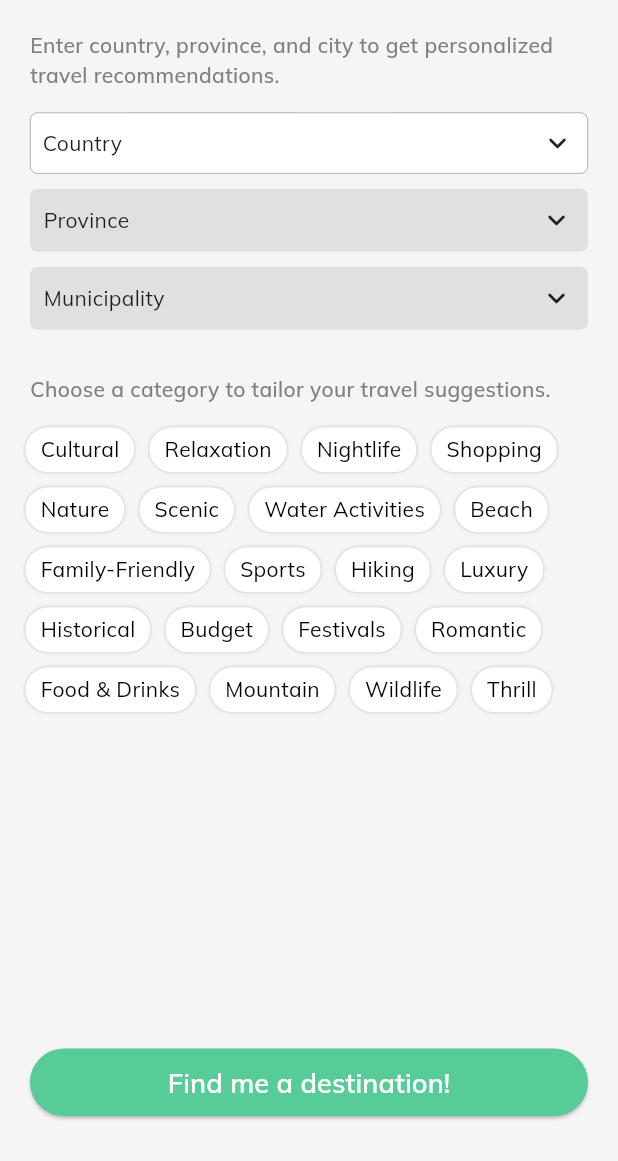
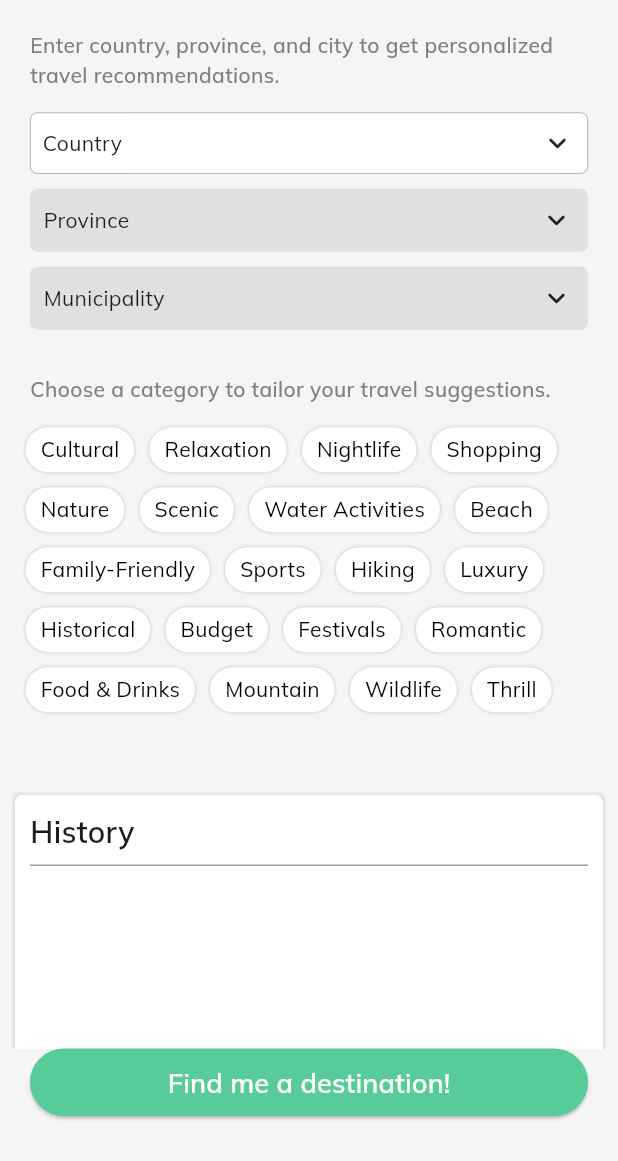
Before and after one commit to adnalow/TravelMate, a Flutter app: the ItineraryScreen screen opened directly, on a phone screen of 412 x 824 dp, the part 75-1236 px from its top. Run offline on Flutter 3.47's test engine with Material 3 defaults, Android fonts, the light colour scheme and no system bars; drawn by our look-alikes of csc_picker; our stand-ins replace cloud_firestore, firebase_auth, firebase_core, firebase_storage, flutter_svg, get and 4 more; accounts and stored records are empty; network calls fail.

Commit message:
history displaying for recommended place

```diff
--- a/lib/Screens/itinerary.dart
+++ b/lib/Screens/itinerary.dart
@@ -1,7 +1,21 @@
 import 'package:flutter/material.dart';
 import 'package:csc_picker/csc_picker.dart';
+import 'package:travel_mate/Screens/displayChoice.dart';
 import 'package:travel_mate/Widgets/custom_AppBar.dart';
 import 'package:travel_mate/Widgets/custom_Button.dart';
+import 'dart:convert'; // For JSON decoding
+import 'package:shared_preferences/shared_preferences.dart';
+
+
+
+// Add a method to fetch history
+Future<List<Map<String, String>>> fetchHistory() async {
+  final prefs = await SharedPreferences.getInstance();
+  final String? historyJson = prefs.getString('history');
+  return historyJson != null
+      ? List<Map<String, String>>.from(json.decode(historyJson))
+      : [];
+}
 
 class ItineraryScreen extends StatefulWidget {
   const ItineraryScreen({super.key});
@@ -25,6 +39,38 @@ class _ItineraryScreenState extends State<ItineraryScreen> {
   String? municipality = "";
   String? preference;
   String promptFormat = "";
+
+  List<Map<String, String>> history = [];
+
+  // Fetch history on initState
+  @override
+  void initState() {
+    super.initState();
+    _loadHistory();
+  }
+
+  void _loadHistory() async {
+  final prefs = await SharedPreferences.getInstance();
+  final String? recommendedPlaceJson = prefs.getString('recommended_place');
+
+  if (recommendedPlaceJson != null) {
+    final loadedHistory = json.decode(recommendedPlaceJson) as List;
+
+    setState(() {
+      history = loadedHistory
+          .map((item) => Map<String, String>.from(item as Map))
+          .toList()
+          .reversed
+          .toList(); // Reverse for the latest first
+    });
+  } else {
+    setState(() {
+      history = [];
+    });
+  }
+}
+
+
 
   @override
   Widget build(BuildContext context) {
@@ -146,6 +192,52 @@ class _ItineraryScreenState extends State<ItineraryScreen> {
                 ),
               ),
               const SizedBox(height: 50),
+              Container(
+                padding: const EdgeInsets.all(10),
+                height: 235,
+                decoration: BoxDecoration(
+                  color: Colors.white,
+                  borderRadius: BorderRadius.circular(5.0),
+                  boxShadow: [
+                    BoxShadow(
+                      color: Colors.black.withOpacity(0.1),
+                      blurRadius: 1,
+                      spreadRadius: 1,
+                    ),
+                  ],
+                ),
+                child: Column(
+                  crossAxisAlignment: CrossAxisAlignment.start,
+                  children: [
+                    const Text(
+                      'History',
+                      style: TextStyle(
+                        fontSize: 20,
+                        fontWeight: FontWeight.w600,
+                      ),
+                    ),
+                    const Divider(color: Colors.grey), // Line separator
+                    Expanded(
+                      child: ListView.builder(
+                        itemCount: history.length,
+                        itemBuilder: (context, index) {
+                          final item = history[index];
+                          return ListTile(
+                            title: Text(
+                              item['placeName']!,
+                              style: const TextStyle(
+                                fontSize: 16,
+                                fontWeight: FontWeight.w500,
+                              ),
+                            ),
+                            subtitle: Text(item['timestamp']!),
+                          );
+                        },
+                      ),
+                    ),
+                  ],
+                ),
+              ),
             ],
           ),
         ),
@@ -156,8 +248,7 @@ class _ItineraryScreenState extends State<ItineraryScreen> {
           height: 45,
           child: reusableElevatedButton(
             text: 'Find me a destination!',
-            onPressed: () async {
-              // Check if municipality is empty and set the prompt accordingly
+           onPressed: () async {
               if (municipality == null || municipality!.isEmpty) {
                 promptFormat =
                     "Give me one place in $country, in any part of province of $province that is fitted in this description: $preference. Use this format in giving my request: Name: {name of the place} Description: {2 sentences description of the place}.";
@@ -165,12 +256,19 @@ class _ItineraryScreenState extends State<ItineraryScreen> {
                 promptFormat =
                     "Give me one place in $country, province of $province, municipality of $municipality that is fitted in this description: $preference. Use this format in giving my request: Name: {name of the place} Description: {2 sentences description of the place}.";
               }
-              // Navigate to the DisplayChoice screen with the promptFormat
-              Navigator.of(context).pushNamed(
-                'DisplayChoice',
-                arguments: promptFormat,
+
+              // Navigate to DisplayChoice with a callback to reload the history
+              await Navigator.of(context).push(
+                MaterialPageRoute(
+                  builder: (context) => DisplayChoice(
+                    promptFormat: promptFormat,
+                    onSelectIndex: (int index) {
+                      _loadHistory(); // Refresh history after returning
+                    },
+                  ),
+                ),
               );
-            }
+            },
           ),
         ),
       ),
```
Also changed, not shown: lib/Screens/displayChoice.dart (+35 -2 lines).
